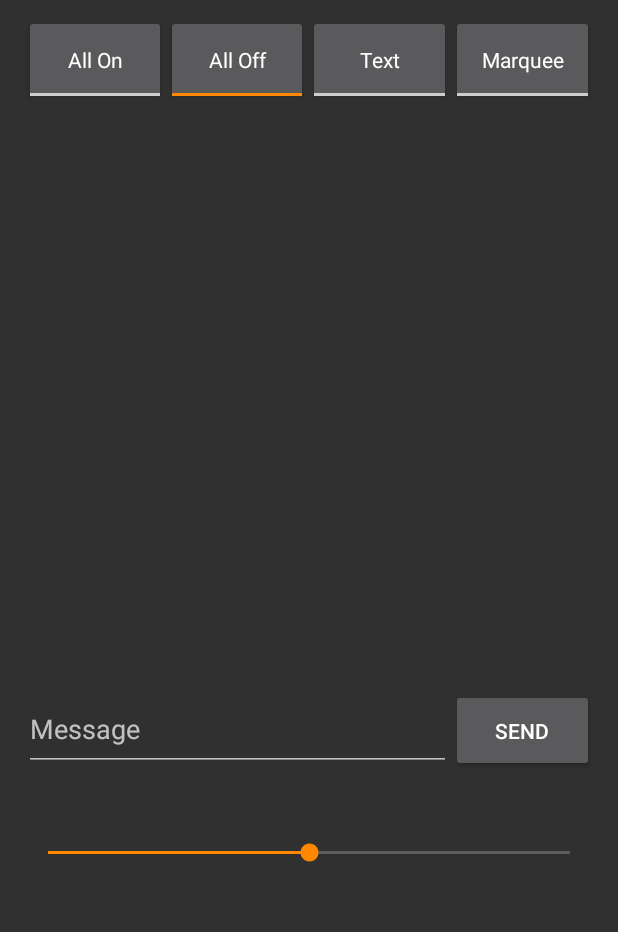
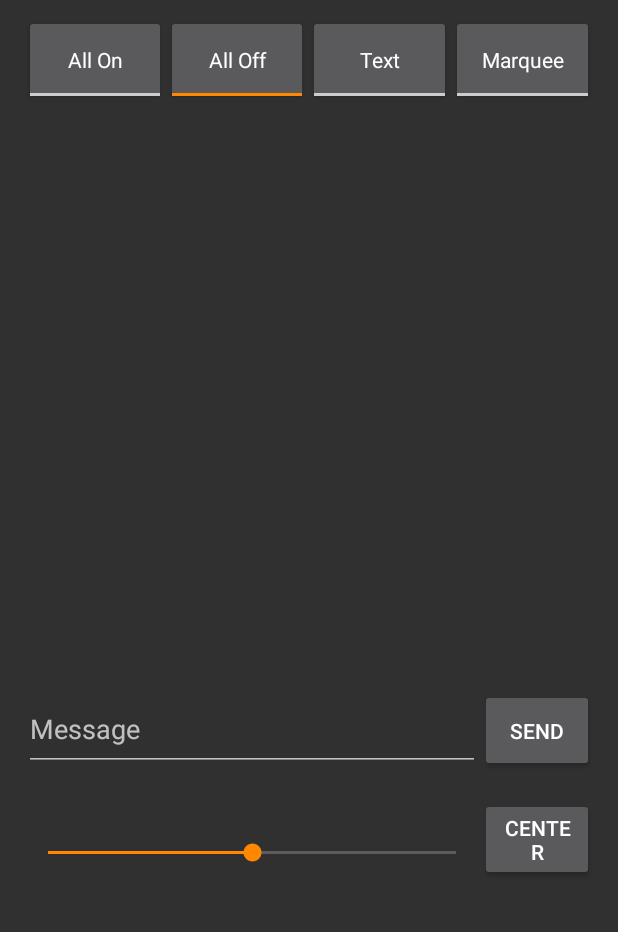
Before and after one commit to dsarmiento/DaftPunk, an Android app: the screen it shows after launch (ControllerMain), on a phone screen of 412 x 824 dp, the part 303-1235 px from its top. Run offline under Robolectric (Android 15) with nearby library versions, the phone set to English and light mode, and no system bars.

Commit message:
Added slider and speedup/down

```diff
--- a/DaftController/app/src/main/java/com/dsarmiento/daftcontroller/ControllerMain.java
+++ b/DaftController/app/src/main/java/com/dsarmiento/daftcontroller/ControllerMain.java
@@ -17,8 +17,11 @@ import android.view.MenuItem;
 import android.view.View;
 import android.widget.AdapterView;
 import android.widget.ArrayAdapter;
+import android.widget.Button;
 import android.widget.CompoundButton;
+import android.widget.EditText;
 import android.widget.ListView;
+import android.widget.SeekBar;
 import android.widget.TextView;
 import android.widget.Toast;
 import android.widget.ToggleButton;
@@ -37,6 +40,7 @@ public class ControllerMain extends AppCompatActivity {
     private BluetoothSocket mBluetoothSocket;
     static final UUID myUUID = UUID.fromString("00001101-0000-1000-8000-00805F9B34FB");
     private boolean isBtConnected = false;
+    private SeekBar delayBar;
 
     private AlertDialog ad;
 
@@ -87,7 +91,18 @@ public class ControllerMain extends AppCompatActivity {
         final ToggleButton allOn            = (ToggleButton) findViewById(R.id.allOn);
         final ToggleButton allOff           = (ToggleButton) findViewById(R.id.allOff);
         final ToggleButton cyclops          = (ToggleButton) findViewById(R.id.cyclops);
-        final ToggleButton daftPunk          = (ToggleButton) findViewById(R.id.daftPunk);
+        final ToggleButton daftPunk         = (ToggleButton) findViewById(R.id.daftPunk);
+
+        final Button centerButton = (Button) findViewById(R.id.center);
+
+        final EditText sendMsg = (EditText) findViewById(R.id.sendMsg);
+
+        delayBar = (SeekBar) findViewById(R.id.delayBar);
+        centerButton.setOnClickListener(new Button.OnClickListener() {
+            public void onClick(View v){
+                delayBar.setProgress(50);
+            }
+        });
 
         toggleButtons.add(roboCop);
         toggleButtons.add(heartBeat);
@@ -150,6 +165,8 @@ public class ControllerMain extends AppCompatActivity {
         marqueeText.setOnCheckedChangeListener(new CompoundButton.OnCheckedChangeListener() {
             public void onCheckedChanged(CompoundButton buttonView, boolean isChecked) {
                 if (isChecked) {
+                    sendCmd(1);
+                    msg(sendMsg.getEditableText().toString().toUpperCase(), Toast.LENGTH_SHORT);
                     turnOff(marqueeText);
                 }
             }
@@ -258,8 +275,26 @@ public class ControllerMain extends AppCompatActivity {
             try {
                 //System.out.println("In sendCmd " + Integer.toString(x));
                 mBluetoothSocket.getOutputStream().write(Integer.toString(x).getBytes());
+                mBluetoothSocket.getOutputStream().write(",".getBytes());
+                mBluetoothSocket.getOutputStream().write(Integer.toString(delayBar.getProgress()).getBytes());
             } catch (IOException e) {}
         }
+        else
+            msg(Integer.toString(delayBar.getProgress()), 0);
+    }
+
+    private void sendMessage(String msg) {
+        msg = msg.toUpperCase();
+        msg += "      ";
+        if(mBluetoothSocket != null) {
+            try {
+                mBluetoothSocket.getOutputStream().write(msg.getBytes());
+            } catch (IOException e) {}
+        }
+    }
+
+    private void msg(String msgToast, int duration){
+        Toast.makeText(getApplicationContext(), msgToast, duration).show();
     }
 
     private void testDialog() {
@@ -317,12 +352,12 @@ public class ControllerMain extends AppCompatActivity {
             if (!ConnectSuccess)
             {
                 finish();
-                Toast.makeText(getApplicationContext(), "Failed to connect", Toast.LENGTH_LONG).show();
+                msg("Failed to connect!", Toast.LENGTH_LONG);
             }
             else
             {
                 isBtConnected = true;
-                Toast.makeText(getApplicationContext(), "Connected", Toast.LENGTH_SHORT).show();
+                msg("Connected", Toast.LENGTH_SHORT);
             }
         }
     }
--- a/DaftController/app/src/main/res/layout/activity_controller_main.xml
+++ b/DaftController/app/src/main/res/layout/activity_controller_main.xml
@@ -194,7 +194,7 @@
                 android:id="@+id/sendMsg"
                 android:hint="Message"
                 android:layout_width="0dp"
-                android:layout_weight="75"
+                android:layout_weight="80"
                 android:layout_height="55dp"
                 android:maxLines="1" />
 
@@ -203,17 +203,32 @@
                 android:layout_width="0dp"
                 android:id="@+id/sendButton"
                 android:elevation="0dp"
-                android:layout_weight="25"
+                android:layout_weight="20"
                 android:layout_height="55dp" />
 
         </LinearLayout>
+        <LinearLayout
+            android:orientation="horizontal"
+            android:layout_width="match_parent"
+            android:weightSum="100"
+            android:layout_height="0dp"
+            android:layout_weight="50">
 
-        <SeekBar
-            android:layout_width="match_parent"
-            android:layout_height="0dp"
-            android:id="@+id/delayBar"
-            android:layout_weight="50"
-            android:progress="50" />
+            <SeekBar
+                android:layout_height="match_parent"
+                android:layout_width="0dp"
+                android:id="@+id/delayBar"
+                android:layout_weight="80"
+                android:progress="50" />
+
+            <Button
+                android:text="@string/center"
+                android:layout_width="0dp"
+                android:id="@+id/center"
+                android:elevation="0dp"
+                android:layout_weight="20"
+                android:layout_height="55dp" />
+        </LinearLayout>
 
     </LinearLayout>
 
--- a/DaftController/app/src/main/res/values/strings.xml
+++ b/DaftController/app/src/main/res/values/strings.xml
@@ -12,6 +12,7 @@
     <string name="pac_man">PacMan</string>
     <string name="cyclops">Cyclops</string>
     <string name="daft_punk">DaftPunk</string>
+    <string name="center">Center</string>
 
     <string name="action_connect">Connect</string>
 </resources>
```
Also changed, not shown: 1 other file.
